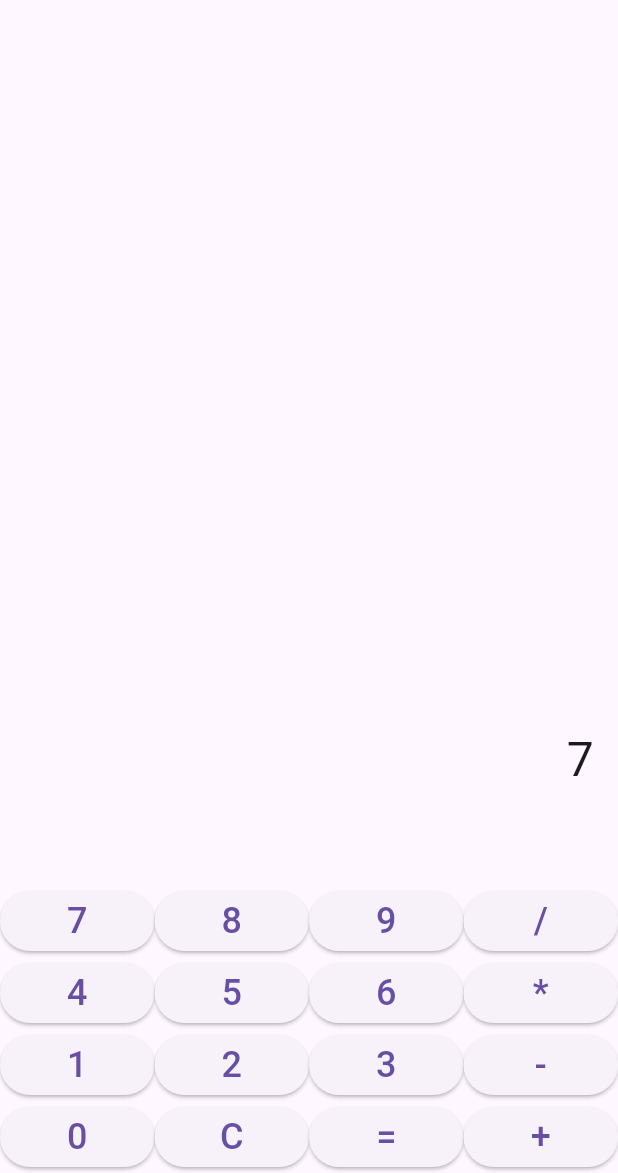
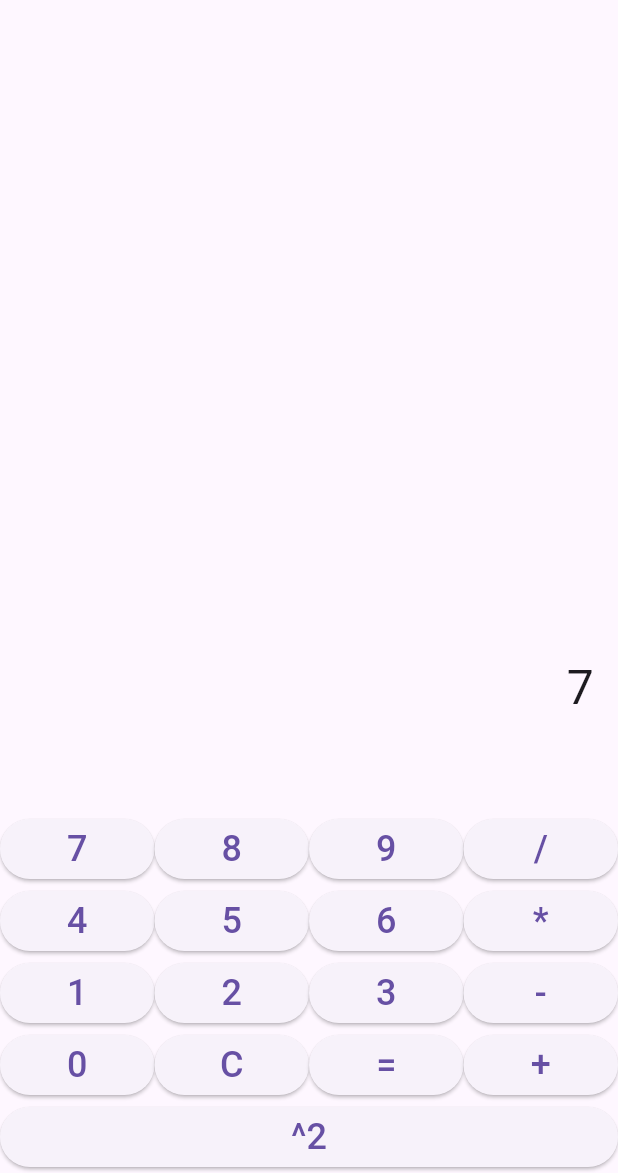
Before and after one commit to twilltheslainshepard/flutter-calculator, a Flutter app: the screen it shows after launch, after a tap on an icon or button, on a phone screen of 412 x 824 dp, the part 63-1236 px from its top. Run offline on Flutter 3.47's test engine with Material 3 defaults, Android fonts, the phone set to English and light mode, and no system bars; missing offline and left inert: expressions.

Commit message:
Added square button to the calculator app

```diff
--- a/lib/main.dart
+++ b/lib/main.dart
@@ -1,6 +1,7 @@
 // lib/main.dart
 import 'package:flutter/material.dart';
 import 'package:expressions/expressions.dart';
+import 'dart:math';
 
 void main() {
   runApp(CalculatorApp());
@@ -33,15 +34,29 @@ class _CalculatorScreenState extends State<CalculatorScreen> {
         try {
           final expression = Expression.parse(_expression);
           final evaluator = const ExpressionEvaluator();
-          final result = evaluator.eval(expression, {});
+          final result = evaluator.eval(expression, {
+            'pow': (a, b) => pow(a, b),
+          });
           _result = ' = $result';
         } catch (e) {
           _result = ' = Error';
+        }
+      } else if (value == '^2') {
+        final lastNumber = _getLastNumber(_expression);
+        if (lastNumber != null) {
+          _expression =
+              _expression.substring(0, _expression.length - lastNumber.length) +
+                  'pow($lastNumber, 2)';
         }
       } else {
         _expression += value;
       }
     });
+  }
+
+  String? _getLastNumber(String expression) {
+    final match = RegExp(r'(\d+)$').firstMatch(expression);
+    return match?.group(0);
   }
 
   Widget _buildButton(String value) {
@@ -118,6 +133,11 @@ class _CalculatorScreenState extends State<CalculatorScreen> {
                   _buildButton('+'),
                 ],
               ),
+              Row(
+                children: [
+                  _buildButton('^2'),
+                ],
+              ),
             ],
           ),
         ],
```
